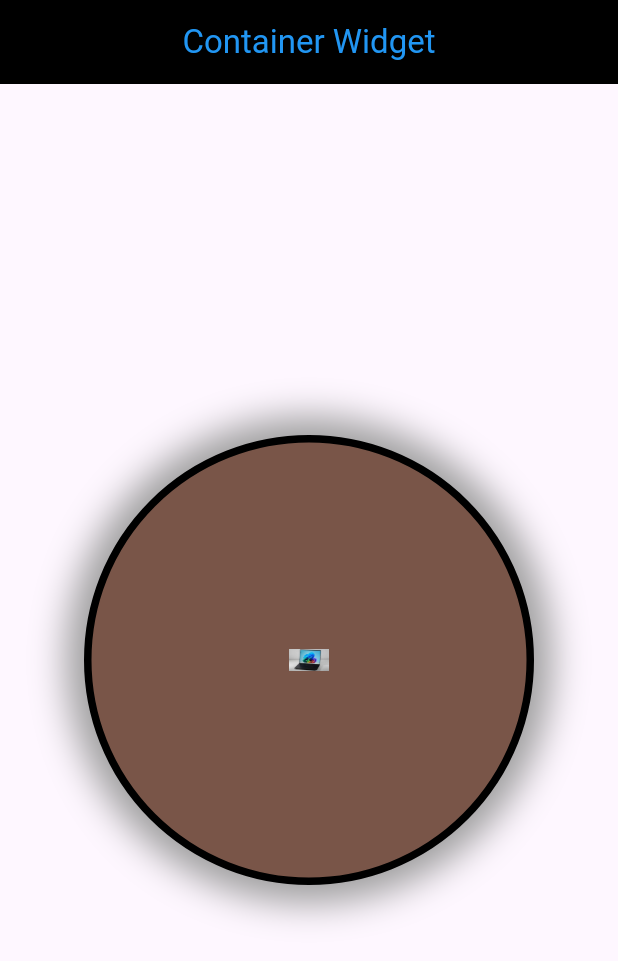
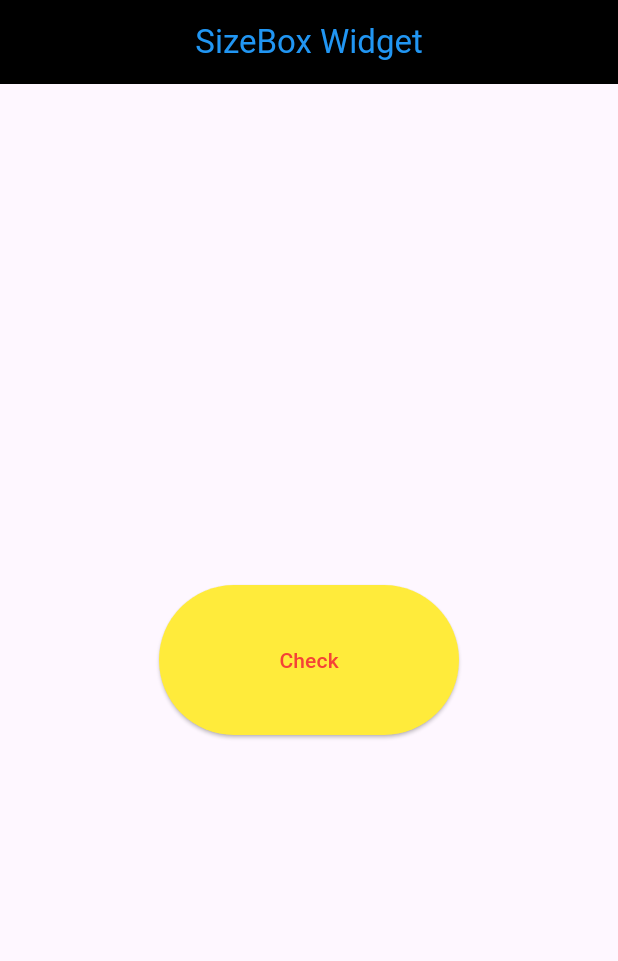
Before and after one commit to Mahafujmr/flutter_all_weiget_practice, a Flutter app: the screen it shows after launch, on a phone screen of 412 x 824 dp. Shown: the top 961 px of the screen. Run offline on Flutter 3.47's test engine with Material 3 defaults, Android fonts, the phone set to English and light mode, and no system bars.

Commit message:
flutter sizedbox widget

```diff
--- a/lib/layout_widgets/container_widget.dart
+++ b/lib/layout_widgets/container_widget.dart
@@ -34,7 +34,6 @@ class ContainerWidget extends StatelessWidget {
             image: DecorationImage(
               image: AssetImage('images/laptop.jpeg'),
               fit: BoxFit.scaleDown,
-              scale: 10,
             ),
           ),
         ),
--- /dev/null
+++ b/lib/layout_widgets/sizedbox_widget.dart
@@ -0,0 +1,33 @@
+// flutter sizedbox widget
+import 'package:flutter/material.dart';
+
+class SizedboxWidget extends StatelessWidget {
+  const SizedboxWidget({super.key});
+  @override
+  Widget build(BuildContext contex) {
+    return Scaffold(
+      appBar: AppBar(
+        backgroundColor: Colors.black,
+        title: Text(
+          'SizeBox Widget',
+          style: TextStyle(fontSize: 22, color: Colors.blue),
+        ),
+        centerTitle: true,
+      ),
+      body: Center(
+        child: SizedBox(
+          height: 100,
+          width: 200,
+          child: ElevatedButton(
+            style: ElevatedButton.styleFrom(
+              backgroundColor: Colors.yellow,
+              foregroundColor: Colors.red,
+            ),
+            onPressed: () {},
+            child: Text('Check'),
+          ),
+        ),
+      ),
+    );
+  }
+}
--- a/lib/main.dart
+++ b/lib/main.dart
@@ -1,5 +1,5 @@
 import 'package:flutter/material.dart';
-import 'package:flutter_all_widget_practice/layout_widgets/container_widget.dart';
+import 'package:flutter_all_widget_practice/layout_widgets/sizedbox_widget.dart';
 
 void main() {
   runApp(MyApp());
@@ -26,7 +26,7 @@ class MyApp extends StatelessWidget {
 
       // builder is call back function
       //builder: (context, child) => ,
-      home: ContainerWidget(),
+      home: SizedboxWidget(),
     );
   }
 }
```
Also changed, not shown: 2 other files.
